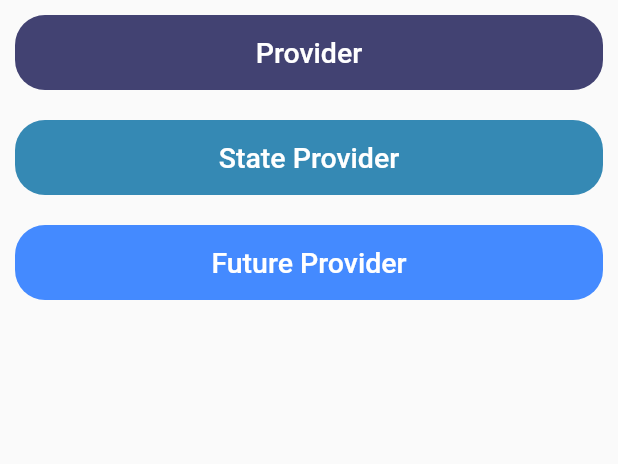
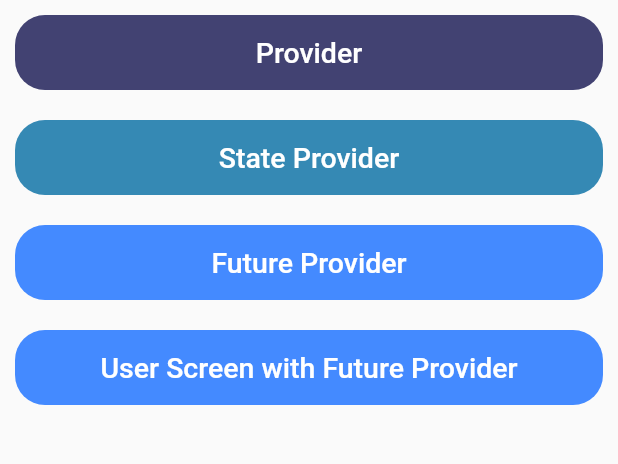
Before and after one commit to banku27/Flutter-Riverpod, a Flutter app: the screen it shows after launch, on a phone screen of 412 x 824 dp, the part 84-548 px from its top. Run offline on Flutter 3.47's test engine with Material 2 defaults, Android fonts, the phone set to English and light mode, and no system bars; our stand-ins replace dio, flutter_riverpod.

Commit message:
2nd example with futureprovider

```diff
--- a/lib/screens/home_screen.dart
+++ b/lib/screens/home_screen.dart
@@ -1,6 +1,5 @@
 import 'package:flutter/material.dart';
-import 'package:flutter/src/widgets/container.dart';
-import 'package:flutter/src/widgets/framework.dart';
+
 import 'package:riverpod_flutter/screens/future_provider_screen.dart';
 import 'package:riverpod_flutter/screens/provider_screen.dart';
 import 'package:riverpod_flutter/screens/state_provider_screen.dart';
@@ -106,6 +105,31 @@ class HomeScreen extends StatelessWidget {
                   const SizedBox(
                     height: 20,
                   ),
+                  Container(
+                    height: 50,
+                    width: 140,
+                    decoration: BoxDecoration(
+                      borderRadius: BorderRadius.circular(20),
+                      color: Colors.blueAccent,
+                    ),
+                    child: TextButton(
+                      onPressed: () {
+                        Navigator.push(
+                          context,
+                          MaterialPageRoute(
+                            builder: (context) => const FutureProviderScreen(),
+                          ),
+                        );
+                      },
+                      child: const Text(
+                        'User Screen with Future Provider',
+                        style: TextStyle(
+                          fontSize: 19,
+                          color: Colors.white,
+                        ),
+                      ),
+                    ),
+                  ),
                 ],
               ),
             ),
```
Also changed, not shown: lib/models/user_model.dart (added, +23 -0 lines), lib/screens/data/data_provider.dart (added, +7 -0 lines), lib/screens/user_screen.dart (added, +68 -0 lines), lib/services/api_service.dart (+18 -0 lines).
